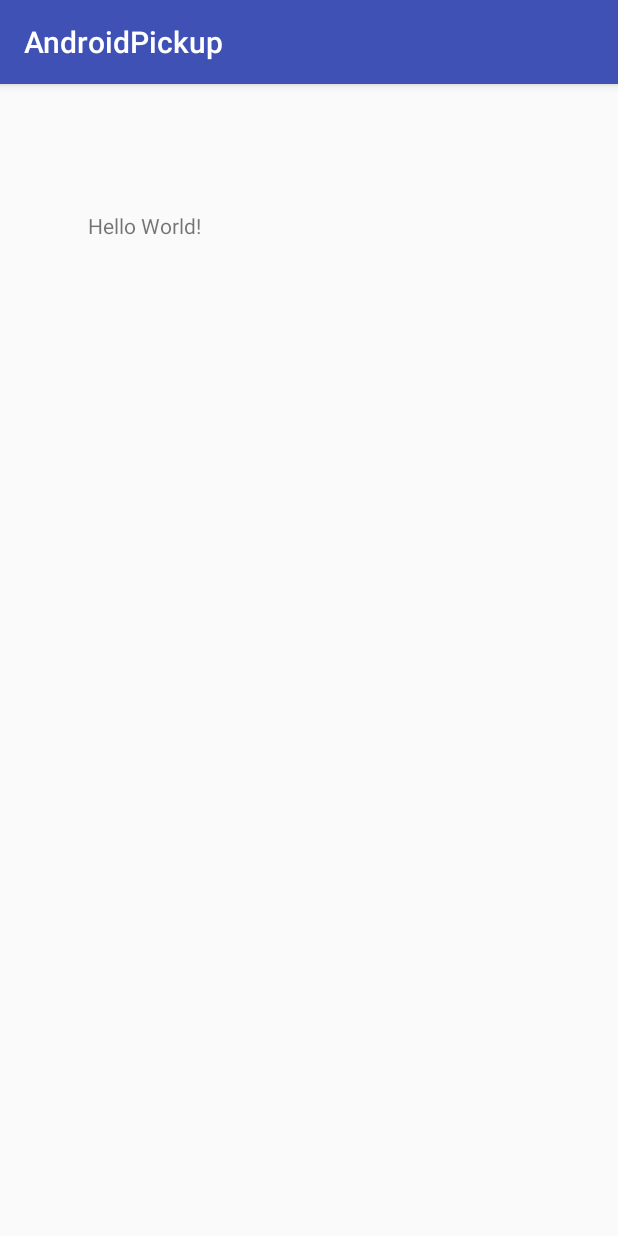
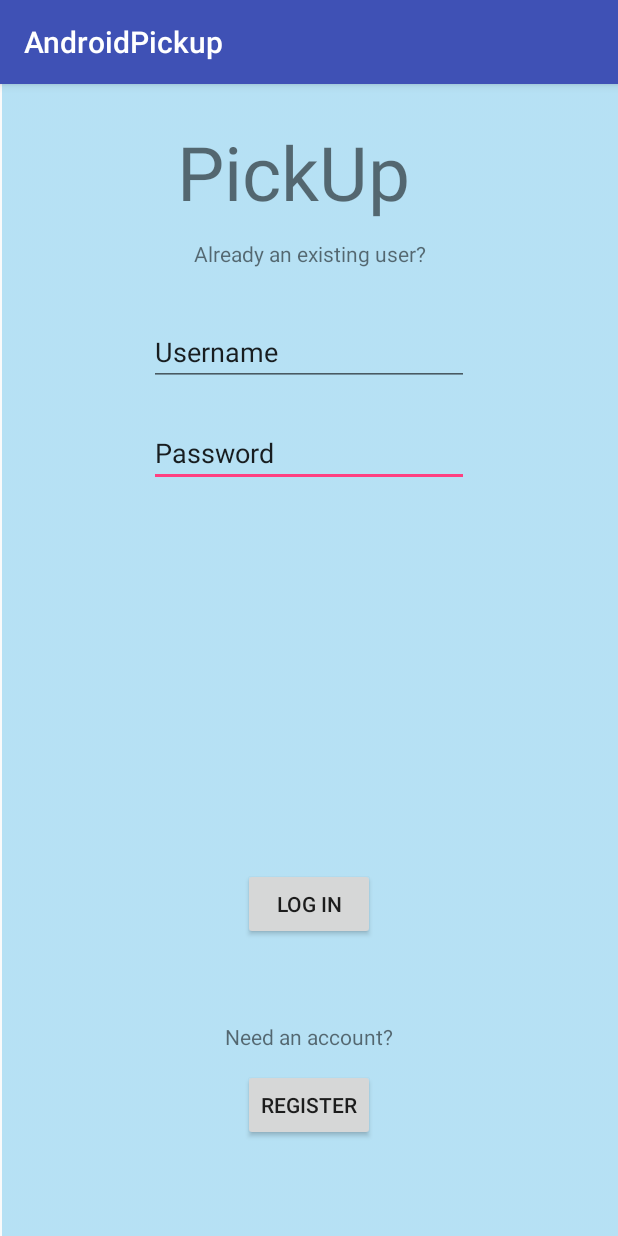
Before and after one commit to RyanBennett98/CalHacks2017, an Android app: the screen it shows after launch (MainActivity), on a phone screen of 412 x 824 dp. Run offline under Robolectric (Android 15) with nearby library versions, the phone set to English and light mode, and no system bars.

Commit message:
Finished first two pages

```diff
--- a/proj/AndroidPickup/app/build.gradle
+++ b/proj/AndroidPickup/app/build.gradle
@@ -26,5 +26,7 @@ dependencies {
     })
     compile 'com.android.support:appcompat-v7:26.+'
     compile 'com.android.support.constraint:constraint-layout:1.0.2'
+    compile 'com.android.support:design:26.+'
+    compile 'com.google.android.gms:play-services-maps:11.0.4'
     testCompile 'junit:junit:4.12'
 }
--- a/proj/AndroidPickup/app/src/main/res/layout/activity_main.xml
+++ b/proj/AndroidPickup/app/src/main/res/layout/activity_main.xml
@@ -6,15 +6,114 @@
     android:layout_height="match_parent"
     tools:context="com.example.benjaminta.androidpickup.MainActivity">
 
+    <ImageView
+        android:layout_width="10000dp"
+        android:layout_height="10000dp"
+        android:scaleType="centerCrop"
+        android:src="@drawable/image"
+        android:alpha="0.6"
+        tools:layout_editor_absoluteY="-181dp"
+        android:layout_marginStart="1dp"
+        tools:layout_constraintLeft_creator="1"
+        app:layout_constraintLeft_toLeftOf="parent"
+        android:layout_marginLeft="1dp" />
+
     <TextView
-        android:layout_width="wrap_content"
-        android:layout_height="wrap_content"
-        android:text="Hello World!"
+        android:layout_width="177dp"
+        android:layout_height="77dp"
+        android:textSize="50dp"
+        android:text="PickUp"
         app:layout_constraintBottom_toBottomOf="parent"
         app:layout_constraintLeft_toLeftOf="parent"
         app:layout_constraintRight_toRightOf="parent"
         app:layout_constraintTop_toTopOf="parent"
-        app:layout_constraintVertical_bias="0.113"
-        app:layout_constraintHorizontal_bias="0.175" />
+        app:layout_constraintVertical_bias="0.036"
+        app:layout_constraintHorizontal_bias="0.502"
+        android:id="@+id/textView3"
+        tools:layout_constraintRight_creator="1"
+        tools:layout_constraintLeft_creator="1" />
+
+    <Button
+        android:id="@+id/button2"
+        android:layout_width="wrap_content"
+        android:layout_height="wrap_content"
+        android:text="Log In"
+        tools:layout_constraintRight_creator="1"
+        tools:layout_constraintBottom_creator="1"
+        app:layout_constraintBottom_toTopOf="@+id/button3"
+        app:layout_constraintRight_toRightOf="@+id/button3"
+        tools:layout_constraintLeft_creator="1"
+        android:layout_marginBottom="86dp"
+        app:layout_constraintLeft_toLeftOf="@+id/button3" />
+
+    <Button
+        android:id="@+id/button3"
+        android:layout_width="wrap_content"
+        android:layout_height="wrap_content"
+        android:onClick="register"
+        android:text="Register"
+        tools:layout_constraintRight_creator="1"
+        tools:layout_constraintBottom_creator="1"
+        app:layout_constraintBottom_toBottomOf="parent"
+        app:layout_constraintRight_toRightOf="parent"
+        tools:layout_constraintLeft_creator="1"
+        android:layout_marginBottom="63dp"
+        app:layout_constraintLeft_toLeftOf="parent" />
+
+    <TextView
+        android:id="@+id/textView"
+        android:layout_width="wrap_content"
+        android:layout_height="wrap_content"
+        android:text="Already an existing user?"
+        tools:layout_constraintTop_creator="1"
+        android:layout_marginStart="11dp"
+        android:layout_marginTop="1dp"
+        app:layout_constraintTop_toBottomOf="@+id/textView3"
+        tools:layout_constraintLeft_creator="1"
+        app:layout_constraintLeft_toLeftOf="@+id/textView3"
+        android:layout_marginLeft="11dp" />
+
+    <TextView
+        android:id="@+id/textView2"
+        android:layout_width="wrap_content"
+        android:layout_height="wrap_content"
+        android:text="Need an account?"
+        tools:layout_constraintRight_creator="1"
+        tools:layout_constraintBottom_creator="1"
+        app:layout_constraintBottom_toTopOf="@+id/button3"
+        app:layout_constraintRight_toRightOf="parent"
+        tools:layout_constraintLeft_creator="1"
+        android:layout_marginBottom="12dp"
+        app:layout_constraintLeft_toLeftOf="parent" />
+
+    <EditText
+        android:id="@+id/editText3"
+        android:layout_width="wrap_content"
+        android:layout_height="wrap_content"
+        android:ems="10"
+        android:inputType="textPersonName"
+        android:text="Password"
+        tools:layout_constraintTop_creator="1"
+        tools:layout_constraintRight_creator="1"
+        app:layout_constraintRight_toRightOf="@+id/editText4"
+        android:layout_marginTop="22dp"
+        app:layout_constraintTop_toBottomOf="@+id/editText4"
+        tools:layout_constraintLeft_creator="1"
+        app:layout_constraintLeft_toLeftOf="@+id/editText4" />
+
+    <EditText
+        android:id="@+id/editText4"
+        android:layout_width="wrap_content"
+        android:layout_height="wrap_content"
+        android:ems="10"
+        android:inputType="textPersonName"
+        android:text="Username"
+        tools:layout_constraintTop_creator="1"
+        tools:layout_constraintRight_creator="1"
+        app:layout_constraintRight_toRightOf="parent"
+        android:layout_marginTop="33dp"
+        app:layout_constraintTop_toBottomOf="@+id/textView"
+        tools:layout_constraintLeft_creator="1"
+        app:layout_constraintLeft_toLeftOf="parent" />
 
 </android.support.constraint.ConstraintLayout>
--- /dev/null
+++ b/proj/AndroidPickup/app/src/main/res/values/dimens.xml
@@ -0,0 +1,3 @@
+<resources>
+    <dimen name="fab_margin">16dp</dimen>
+</resources>
--- a/proj/AndroidPickup/app/src/main/res/values/strings.xml
+++ b/proj/AndroidPickup/app/src/main/res/values/strings.xml
@@ -1,3 +1,5 @@
 <resources>
     <string name="app_name">AndroidPickup</string>
+    <string name="title_activity_register">RegisterActivity</string>
+    <string name="title_activity_maps">Map</string>
 </resources>
--- /dev/null
+++ b/proj/pickup/app/src/main/java/calhacks/pickup/Network.java
@@ -0,0 +1,5 @@
+package calhacks.pickup;
+
+public class Network {
+
+}
```
Also changed, not shown: proj/AndroidPickup/app/src/main/AndroidManifest.xml (+17 -0 lines), proj/AndroidPickup/app/src/main/java/com/example/benjaminta/androidpickup/MainActivity.java (+8 -0 lines), proj/AndroidPickup/app/src/main/java/com/example/benjaminta/androidpickup/RegisterActivity.java (added, +13 -0 lines), proj/AndroidPickup/app/src/main/res/layout/activity_maps.xml (added, +8 -0 lines), proj/AndroidPickup/app/src/main/res/layout/activity_register2.xml (added, +86 -0 lines), proj/AndroidPickup/app/src/main/res/values/styles.xml (+9 -0 lines), proj/pickup/app/src/main/java/calhacks/pickup/MainActivity.java (added, +14 -0 lines), proj/AndroidPickup/app/src/main/res/drawable/image.jpg (added), proj/AndroidPickup/app/src/main/res/drawable/image2.jpeg (added), 824 other files.
